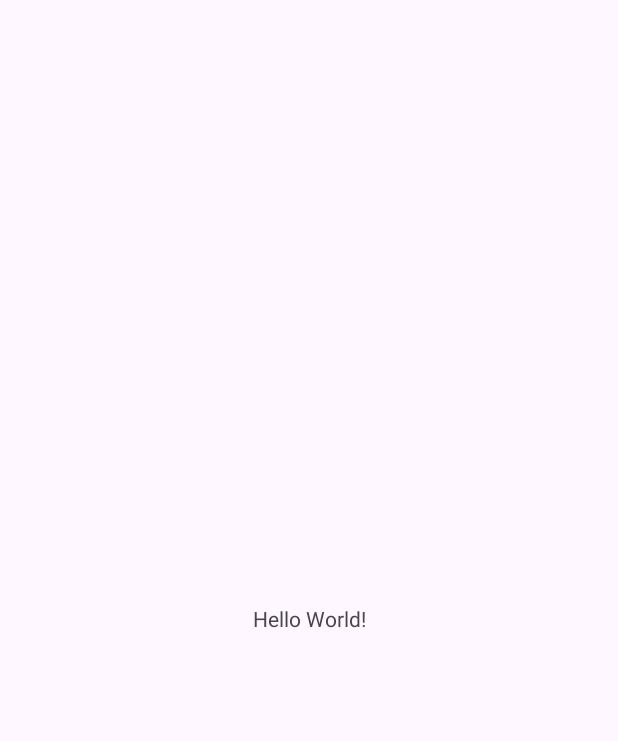
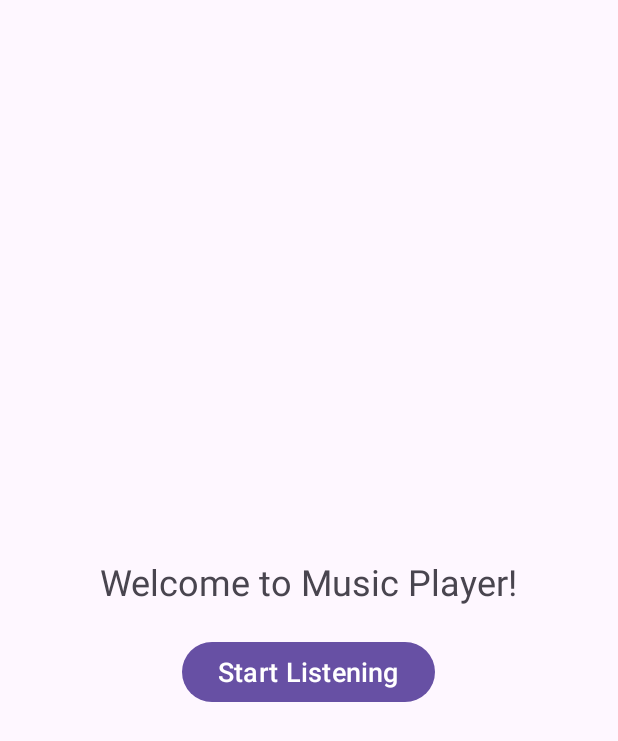
Before and after one commit to durudoku/androidmusicplayer, an Android app: the screen it shows after launch (MainActivity before the commit, WelcomeActivity after it), on a phone screen of 412 x 824 dp. Before the commit the part shown is almost empty. Shown: the top 741 px of the screen. Run offline under Robolectric (Android 15) with nearby library versions, the phone set to English and light mode, and no system bars.

Commit message:
second commit

```diff
--- /dev/null
+++ b/app/src/main/java/com/bau/musicvideoplayer/WelcomeActivity.kt
@@ -0,0 +1,26 @@
+package com.bau.musicvideoplayer
+
+import android.os.Bundle
+import androidx.activity.enableEdgeToEdge
+import androidx.appcompat.app.AppCompatActivity
+import androidx.core.view.ViewCompat
+import androidx.core.view.WindowInsetsCompat
+import android.content.Intent
+import android.widget.Button
+
+class WelcomeActivity : AppCompatActivity() {
+
+    override fun onCreate(savedInstanceState: Bundle?) {
+        super.onCreate(savedInstanceState)
+        setContentView(R.layout.activity_welcome)
+
+        val btnStart: Button = findViewById(R.id.btnStart)
+        btnStart.setOnClickListener {
+            // Navigate to MainActivity
+            val intent = Intent(this, MainActivity::class.java)
+            startActivity(intent)
+            // Optionally finish this activity so it's not included in the back stack
+            finish()
+        }
+    }
+}
--- /dev/null
+++ b/app/src/main/res/layout/activity_welcome.xml
@@ -0,0 +1,25 @@
+<?xml version="1.0" encoding="utf-8"?>
+<LinearLayout
+    xmlns:android="http://schemas.android.com/apk/res/android"
+    android:layout_width="match_parent"
+    android:layout_height="match_parent"
+    android:orientation="vertical"
+    android:padding="16dp"
+    android:gravity="center">
+
+    <TextView
+        android:id="@+id/tvWelcomeMessage"
+        android:layout_width="wrap_content"
+        android:layout_height="wrap_content"
+        android:text="Welcome to Music Player!"
+        android:textSize="24sp"
+        android:textAlignment="center"
+        android:padding="20dp"/>
+
+    <Button
+        android:id="@+id/btnStart"
+        android:layout_width="wrap_content"
+        android:layout_height="wrap_content"
+        android:text="Start Listening"
+        android:textSize="18sp"/>
+</LinearLayout>
```
Also changed, not shown: app/src/main/AndroidManifest.xml (+11 -2 lines), app/src/main/java/com/bau/musicvideoplayer/MainActivity.kt (+62 -5 lines), app/src/main/java/com/bau/musicvideoplayer/MediaPlayerService.kt (added, +162 -0 lines), app/src/main/res/layout/activity_main.xml (+44 -10 lines).
